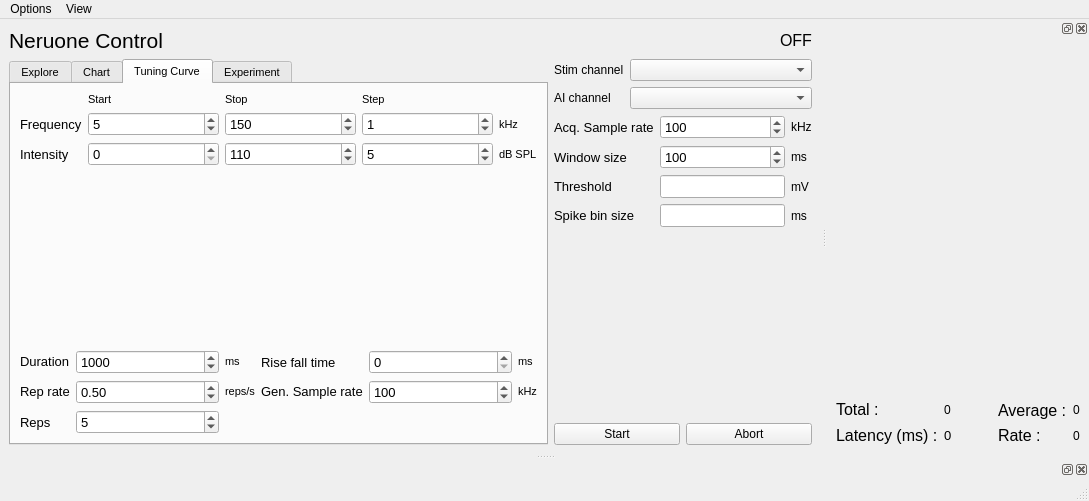
Before: the Qt Designer form spikeylab/main/main_control.ui in portfors-lab/sparkle, drawn with Qt 5.
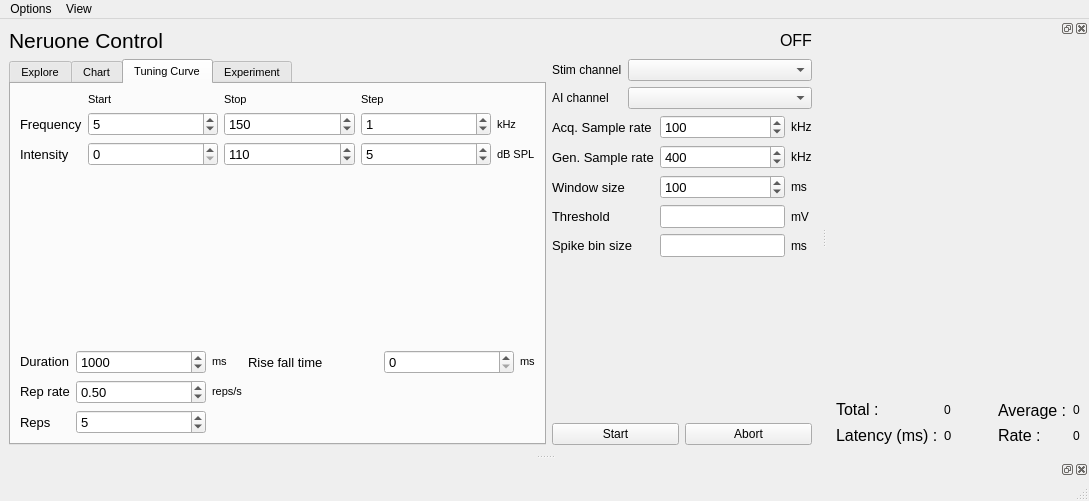
After: the same form once the commit is applied. The open tabs and pages were chosen to show the change. Custom widgets are drawn as their Qt base class.

Commit message: main reference to fields fixed for custom child widgets

Diff of the .ui file:
```diff
--- a/spikeylab/main/main_control.ui
+++ b/spikeylab/main/main_control.ui
@@ -834,58 +834,6 @@
               </property>
              </widget>
             </item>
-            <item row="1" column="3">
-             <widget class="QLabel" name="label_17">
-              <property name="sizePolicy">
-               <sizepolicy hsizetype="Fixed" vsizetype="Fixed">
-                <horstretch>0</horstretch>
-                <verstretch>0</verstretch>
-               </sizepolicy>
-              </property>
-              <property name="font">
-               <font>
-                <pointsize>10</pointsize>
-               </font>
-              </property>
-              <property name="text">
-               <string>Gen. Sample rate</string>
-              </property>
-             </widget>
-            </item>
-            <item row="1" column="4">
-             <widget class="QSpinBox" name="aosr_spnbx">
-              <property name="font">
-               <font>
-                <pointsize>10</pointsize>
-               </font>
-              </property>
-              <property name="minimum">
-               <number>10</number>
-              </property>
-              <property name="maximum">
-               <number>1000</number>
-              </property>
-              <property name="singleStep">
-               <number>10</number>
-              </property>
-              <property name="value">
-               <number>100</number>
-              </property>
-             </widget>
-            </item>
-            <item row="1" column="5">
-             <widget class="QLabel" name="funit_lbl4">
-              <property name="sizePolicy">
-               <sizepolicy hsizetype="Fixed" vsizetype="Fixed">
-                <horstretch>0</horstretch>
-                <verstretch>0</verstretch>
-               </sizepolicy>
-              </property>
-              <property name="text">
-               <string>kHz</string>
-              </property>
-             </widget>
-            </item>
             <item row="1" column="1">
              <widget class="QDoubleSpinBox" name="reprate_spnbx">
               <property name="font">
@@ -1169,7 +1117,7 @@
             </property>
            </widget>
           </item>
-          <item row="1" column="0">
+          <item row="2" column="0">
            <widget class="QLabel" name="label_10">
             <property name="font">
              <font>
@@ -1181,7 +1129,7 @@
             </property>
            </widget>
           </item>
-          <item row="1" column="1">
+          <item row="2" column="1">
            <widget class="QSpinBox" name="windowsz_spnbx">
             <property name="font">
              <font>
@@ -1202,14 +1150,14 @@
             </property>
            </widget>
           </item>
-          <item row="1" column="2">
-           <widget class="QLabel" name="tunit_lbl1">
+          <item row="2" column="2">
+           <widget class="QLabel" name="tunit_lbl">
             <property name="text">
              <string>ms</string>
             </property>
            </widget>
           </item>
-          <item row="2" column="0">
+          <item row="3" column="0">
            <widget class="QLabel" name="label_12">
             <property name="font">
              <font>
@@ -1221,14 +1169,14 @@
             </property>
            </widget>
           </item>
-          <item row="2" column="2">
+          <item row="3" column="2">
            <widget class="QLabel" name="label_13">
             <property name="text">
              <string>mV</string>
             </property>
            </widget>
           </item>
-          <item row="2" column="1">
+          <item row="3" column="1">
            <widget class="QLineEdit" name="thresh_lnedt">
             <property name="sizePolicy">
              <sizepolicy hsizetype="Minimum" vsizetype="Fixed">
@@ -1243,7 +1191,7 @@
             </property>
            </widget>
           </item>
-          <item row="3" column="0">
+          <item row="4" column="0">
            <widget class="QLabel" name="label_43">
             <property name="font">
              <font>
@@ -1255,7 +1203,7 @@
             </property>
            </widget>
           </item>
-          <item row="3" column="1">
+          <item row="4" column="1">
            <widget class="QLineEdit" name="binsz_lnedt">
             <property name="sizePolicy">
              <sizepolicy hsizetype="Fixed" vsizetype="Fixed">
@@ -1270,13 +1218,47 @@
             </property>
            </widget>
           </item>
-          <item row="3" column="2">
-           <widget class="QLabel" name="tunit_lbl0">
+          <item row="4" column="2">
+           <widget class="QLabel" name="tunit_lbl_2">
             <property name="text">
              <string>ms</string>
             </property>
            </widget>
           </item>
+          <item row="1" column="1">
+           <widget class="QSpinBox" name="aosr_spnbx">
+            <property name="font">
+             <font>
+              <pointsize>10</pointsize>
+             </font>
+            </property>
+            <property name="maximum">
+             <number>500</number>
+            </property>
+            <property name="value">
+             <number>400</number>
+            </property>
+           </widget>
+          </item>
+          <item row="1" column="0">
+           <widget class="QLabel" name="label_6">
+            <property name="font">
+             <font>
+              <pointsize>10</pointsize>
+             </font>
+            </property>
+            <property name="text">
+             <string>Gen. Sample rate</string>
+            </property>
+           </widget>
+          </item>
+          <item row="1" column="2">
+           <widget class="QLabel" name="funit_lbl">
+            <property name="text">
+             <string>kHz</string>
+            </property>
+           </widget>
+          </item>
          </layout>
         </item>
         <item>
```
Left out of the diff: 12 changed lines with no effect on the pictures. The commit also changes 6 other files.
